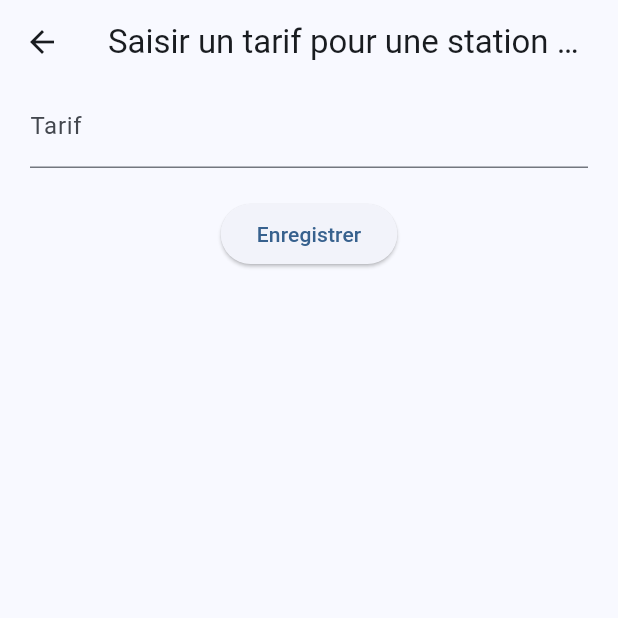
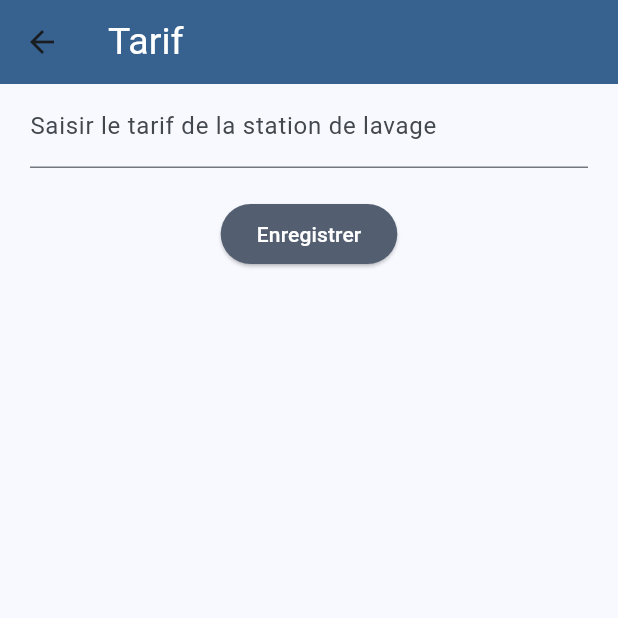
Before and after one commit to Florian-lang/eco-carwash, a Flutter app: the WashStationPricePage screen opened directly, on a phone screen of 412 x 824 dp, the top half of it. Run offline on Flutter 3.47's test engine with Material 3 defaults, Android fonts, the phone set to English and light mode, and no system bars; our stand-ins replace shared_preferences; accounts and stored records are empty; network calls fail.

Commit message:
page price with color

```diff
--- a/lib/pricePage.dart
+++ b/lib/pricePage.dart
@@ -15,7 +15,8 @@ class _WashStationPricePage extends State<WashStationPricePage> {
   Widget build(BuildContext context) {
     return Scaffold(
       appBar: AppBar(
-        title: const Text('Saisir un tarif pour une station service'),
+        title: Text('Tarif', style: TextStyle(fontSize: 25, color: Theme.of(context).colorScheme.onPrimary)),
+        backgroundColor: Theme.of(context).colorScheme.primary,
       ),
       body: Form(
         key: _formKey,
@@ -25,7 +26,7 @@ class _WashStationPricePage extends State<WashStationPricePage> {
               padding: const EdgeInsets.symmetric(horizontal: 20),
               child: TextFormField(
                 controller: _priceController,
-                decoration: const InputDecoration(labelText: 'Tarif'),
+                decoration: const InputDecoration(labelText: 'Saisir le tarif de la station de lavage'),
                 keyboardType: TextInputType.number,
                 validator: (value) {
                   if (value == null || value.isEmpty) {
@@ -43,7 +44,8 @@ class _WashStationPricePage extends State<WashStationPricePage> {
                   print('Tarif: ${_priceController.text}');
                 }
               },
-              child: const Text('Enregistrer'),
+              style: ElevatedButton.styleFrom(backgroundColor: Theme.of(context).colorScheme.secondary),
+              child: Text('Enregistrer', style: TextStyle(color: Theme.of(context).colorScheme.onSecondary)),
             ),
           ],
         ),
```
